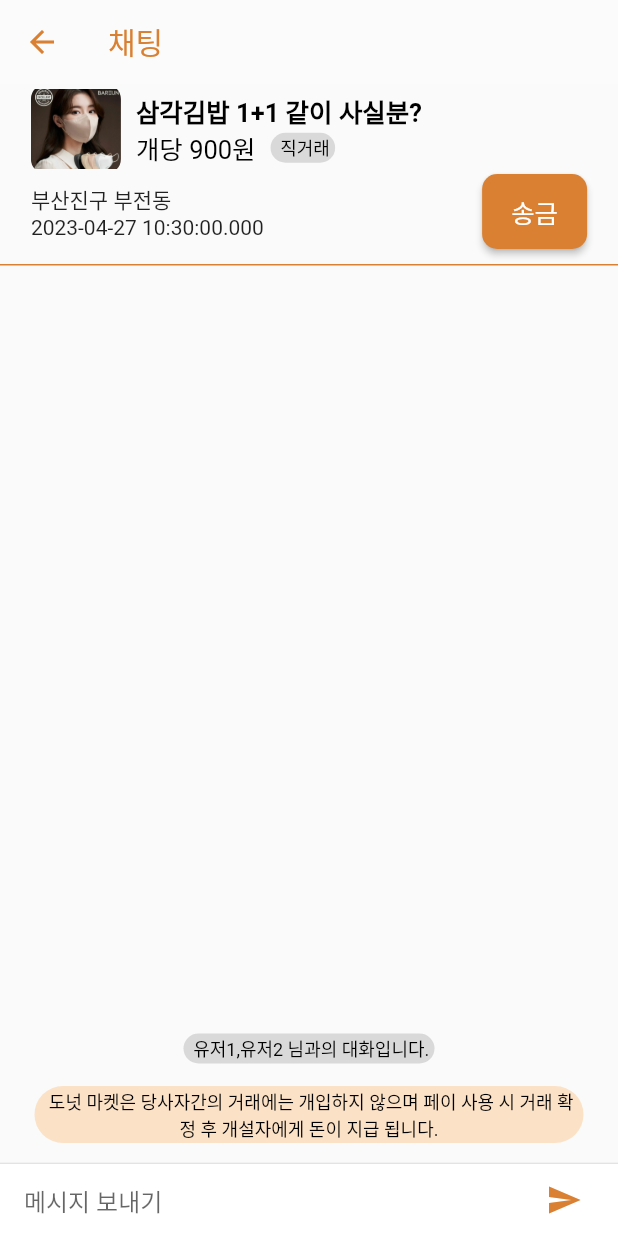
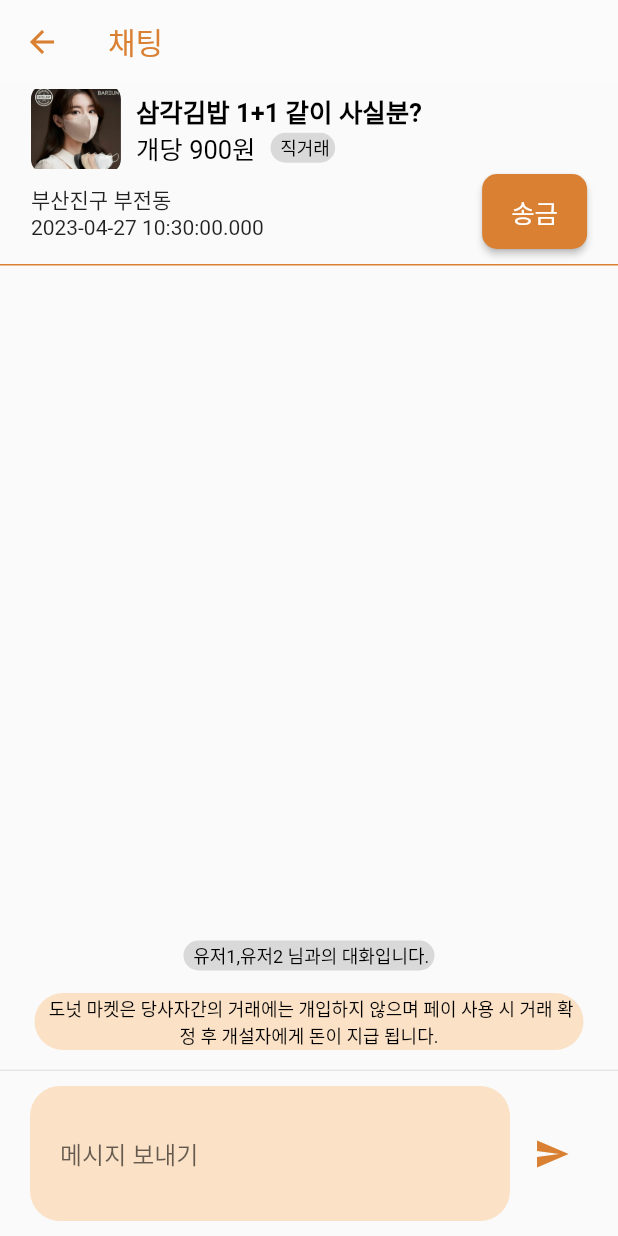
Before and after one commit to S-Sojung/group-buying-frontend, a Flutter app: the ChatRoomPage screen opened directly, on a phone screen of 412 x 824 dp. Run offline on Flutter 3.47's test engine with Material 2 defaults, Android fonts, the phone set to English and light mode, and no system bars; our stand-ins replace dio, flutter_riverpod, flutter_secure_storage, flutter_svg, geocoding, geolocator and 6 more; missing offline and left inert: bootpay, dart:ffi; accounts and stored records are empty; Roboto replaces fonts that are missing (HallymGothic).

Commit message:
Feat: chatroom 컴포넌트 분리

```diff
--- a/lib/views/pages/chat/room_page/chat_room_page.dart
+++ b/lib/views/pages/chat/room_page/chat_room_page.dart
@@ -1,9 +1,19 @@
+import 'package:bootpay/bootpay.dart';
+import 'package:bootpay/config/bootpay_config.dart';
+import 'package:bootpay/model/extra.dart';
+import 'package:bootpay/model/item.dart';
+import 'package:bootpay/model/payload.dart';
+import 'package:bootpay/model/stat_item.dart';
 import 'package:donut/core/constants/theme.dart';
 import 'package:donut/model/user/user.dart';
 import 'package:donut/views/components/donut_round_tag.dart';
+import 'package:donut/views/pages/chat/room_page/components/chat_list.dart';
 import 'package:donut/views/pages/chat/room_page/components/chat_room_header.dart';
+import 'package:donut/views/pages/chat/room_page/components/chat_text_field.dart';
 import 'package:donut/views/pages/chat/room_page/components/donut_chat.dart';
+import 'package:flutter/foundation.dart';
 import 'package:flutter/material.dart';
+import 'package:bootpay/model/user.dart';
 
 class ChatRoomPage extends StatefulWidget {
 
@@ -14,6 +24,7 @@ class ChatRoomPage extends StatefulWidget {
 }
 
 class _ChatRoomPageState extends State<ChatRoomPage> {
+  //----채팅---
   List<String> _messages = [];
   TextEditingController _textEditingController = TextEditingController();
   void _handleSubmitted(String text) {
@@ -23,6 +34,30 @@ class _ChatRoomPageState extends State<ChatRoomPage> {
       _messages.insert(0, message);
     });
   }
+
+  //-----결제---
+  Payload payload = Payload();
+
+  String webApplicationId = '6441fb21755e27001be57d8f';
+  String androidApplicationId = '6441fb21755e27001be57d90';
+  String iosApplicationId = '6441fb21755e27001be57d91';
+
+  String get applicationId {
+    return Bootpay().applicationId(
+        webApplicationId,
+        androidApplicationId,
+        iosApplicationId
+    );
+  }
+  @override
+  void initState() {
+    // TODO: implement initState
+    super.initState();
+    bootpayAnalyticsUserTrace(); //통계용 함수 호출
+    bootpayAnalyticsPageTrace(); //통계용 함수 호출
+    bootpayReqeustDataInit();
+  }
+
 
 
   @override
@@ -37,81 +72,189 @@ class _ChatRoomPageState extends State<ChatRoomPage> {
       body: Container(
         child: Column(
           children: [
-            ChatRoomHeader(),
-            _buildChatList(), // 채팅 리스트
+            ChatRoomHeader(
+              paymentFunc: () => goBootpayTest(context),
+            ),
+            ChatList(messages: _messages, user: users[0]), // 채팅 리스트
             Divider(
               height: 1.0,
             ),
-            Container(
-              decoration: BoxDecoration(
-                  color: Theme.of(context).cardColor),
-              child: _buildChatInput(),
-            ),
+            ChatTextField(textEditingController: _textEditingController, handleSubmitted: _handleSubmitted)
           ],
         ),
       ),
     );
   }
 
-  Widget _buildChatList() {
-    return Flexible(
-      child: ListView.builder(
-        padding: EdgeInsets.all(8.0),
-        reverse: true,
-        itemCount: _messages.length +1,
-        itemBuilder: (BuildContext context, int index ) {
-          // 유저가 현재 로그인한 내정보인지
-          if(index == _messages.length){
-            return Column(
-              children: [
-                Padding(
-                  padding: const EdgeInsets.all(10),
-                  child: DonutRoundTag("유저1,유저2 님과의 대화입니다."),
-                ),
-                Padding(
-                  padding: const EdgeInsets.all(5),
-                  child: DonutRoundTag("도넛 마켓은 당사자간의 거래에는 개입하지 않으며 페이 사용 시 거래 확정 후 개설자에게 돈이 지급 됩니다.",code: "1"),
-                ),
-              ],
-            );
-          }
-          return DonutChat(message:_messages[index], user: users[0]);
-        },
-      ),
+
+  User generateUser() {
+    var user = User();
+    user.id = '123411aaaaaaaaaaaabd4ss11';
+    user.gender = 1;
+    user.email = 'test1234@gmail.com';
+    user.phone = '01012345678';
+    user.birth = '19880610';
+    user.username = '홍길동';
+    user.area = '서울';
+    return user;
+  }
+
+
+  //통계용 함수
+  bootpayAnalyticsUserTrace() async {
+
+    await Bootpay().userTrace(
+        id: 'user_1234',
+        email: 'user1234@gmail.com',
+        gender: -1,
+        birth: '19941014',
+        area: '서울',
+        applicationId: applicationId
     );
   }
 
-  Widget _buildChatInput() {
-    return IconTheme(
-      data: IconThemeData(
-        color: Theme.of(context).cardColor,
-      ),
-      child: Container(
-        margin: EdgeInsets.symmetric(horizontal: 8.0),
-        child: Row(
-          children: [
-            Flexible(
-              child: TextField(
-                onSubmitted: (value) {
-                  _handleSubmitted(_textEditingController.text);
-                },
-                controller: _textEditingController,
-                decoration: InputDecoration.collapsed(
-                  hintText: "  메시지 보내기",
-                ),
-              ),
-            ),
-            Container(
-              margin: EdgeInsets.symmetric(horizontal: 4.0),
-              child: IconButton(
-                icon: Icon(Icons.send,color: donutColorBasic),
-                onPressed: () =>
-                    _handleSubmitted(_textEditingController.text),
-              ),
-            ),
-          ],
-        ),
-      ),
+  //통계용 함수
+  bootpayAnalyticsPageTrace() async {
+
+    StatItem item1 = StatItem();
+    item1.itemName = "미키 마우스"; // 주문정보에 담길 상품명
+    item1.unique = "ITEM_CODE_MOUSE"; // 해당 상품의 고유 키
+    item1.price = 500; // 상품의 가격
+    item1.cat1 = '컴퓨터';
+    item1.cat2 = '주변기기';
+
+    StatItem item2 = StatItem();
+    item2.itemName = "키보드"; // 주문정보에 담길 상품명
+    item2.unique = "ITEM_CODE_KEYBOARD"; // 해당 상품의 고유 키
+    item2.price = 500; // 상품의 가격
+    item2.cat1 = '컴퓨터';
+    item2.cat2 = '주변기기';
+
+    List<StatItem> items = [item1, item2];
+
+    await Bootpay().pageTrace(
+        url: 'main_1234',
+        pageType: 'sub_page_1234',
+        applicationId: applicationId,
+        userId: 'user_1234',
+        items: items
     );
   }
+
+  //결제용 데이터 init
+  bootpayReqeustDataInit() {
+    Item item1 = Item();
+    item1.name = "미키 '마우스"; // 주문정보에 담길 상품명
+    item1.qty = 1; // 해당 상품의 주문 수량
+    item1.id = "ITEM_CODE_MOUSE"; // 해당 상품의 고유 키
+    item1.price = 500; // 상품의 가격
+
+    Item item2 = Item();
+    item2.name = "키보드"; // 주문정보에 담길 상품명
+    item2.qty = 1; // 해당 상품의 주문 수량
+    item2.id = "ITEM_CODE_KEYBOARD"; // 해당 상품의 고유 키
+    item2.price = 500; // 상품의 가격
+    List<Item> itemList = [item1, item2];
+
+    payload.webApplicationId = webApplicationId; // web application id
+    payload.androidApplicationId = androidApplicationId; // android application id
+    payload.iosApplicationId = iosApplicationId; // ios application id
+
+
+    payload.pg = '나이스페이';
+    payload.method = '네이버페이';
+    // payload.methods = ['카드', '휴대폰', '가상계좌', '계좌이체', '카카오페이'];
+    payload.orderName = "테스트 상품"; //결제할 상품명
+    payload.price = 1000.0; //정기결제시 0 혹은 주석
+
+
+    payload.orderId = DateTime.now().millisecondsSinceEpoch.toString(); //주문번호, 개발사에서 고유값으로 지정해야함
+
+
+    payload.metadata = {
+      "callbackParam1" : "value12",
+      "callbackParam2" : "value34",
+      "callbackParam3" : "value56",
+      "callbackParam4" : "value78",
+    }; // 전달할 파라미터, 결제 후 되돌려 주는 값
+    payload.items = itemList; // 상품정보 배열
+
+    User user = User(); // 구매자 정보
+    user.username = "사용자 이름";
+    user.email = "user1234@gmail.com";
+    user.area = "서울";
+    // user.phone = "010-0000-0000";
+    user.addr = 'null';
+
+    Extra extra = Extra(); // 결제 옵션
+    extra.appScheme = 'bootpayFlutterExample';
+
+    if(BootpayConfig.ENV == -1) {
+      payload.extra?.redirectUrl = 'https://dev-api.bootpay.co.kr/v2';
+    } else if(BootpayConfig.ENV == -2) {
+      payload.extra?.redirectUrl = 'https://stage-api.bootpay.co.kr/v2';
+    }  else {
+      payload.extra?.redirectUrl = 'https://api.bootpay.co.kr/v2';
+    }
+
+    // extra.cardQuota = '3';
+    // extra.openType = 'popup';
+
+    // extra.carrier = "SKT,KT,LGT"; //본인인증 시 고정할 통신사명
+    // extra.ageLimit = 20; // 본인인증시 제한할 최소 나이 ex) 20 -> 20살 이상만 인증이 가능
+
+    payload.user = user;
+    payload.items = itemList;
+    payload.extra = extra;
+    // payload.extra?.openType = "iframe";
+  }
+
+
+  //버튼클릭시 부트페이 결제요청 실행
+  void goBootpayTest(BuildContext context) {
+    if(kIsWeb) {
+      //flutter web은 cors 이슈를 설정으로 먼저 해결해주어야 한다.
+      payload.extra?.openType = 'iframe';
+    }
+    // print('popup');
+    // payload.extra?.openType = 'popup';
+
+    payload.pg = '나이스페이';
+    payload.method = "카드";
+
+    Bootpay().requestPayment(
+      context: context,
+      payload: payload,
+      showCloseButton: false,
+      // closeButton: Icon(Icons.close, size: 35.0, color: Colors.black54),
+      onCancel: (String data) {
+        print('------- onCancel 1 : $data');
+      },
+      onError: (String data) {
+        print('------- onError: $data');
+      },
+      onClose: () {
+        print('------- onClose');
+        Bootpay().dismiss(context); //명시적으로 부트페이 뷰 종료 호출
+        //TODO - 원하시는 라우터로 페이지 이동
+      },
+      onIssued: (String data) {
+        print('------- onIssued: $data');
+      },
+      onConfirm: (String data)  {
+
+        // checkQtyFromServer(data, context).then((value) => print(1243));
+        // await check
+
+        print('------- onConfirm: $data');
+
+        // checkQtyFromServer(data);
+        return true;
+      },
+      onDone: (String data) {
+        print('------- onDone: $data');
+      },
+    );
+  }
+
 }
--- /dev/null
+++ b/lib/views/pages/chat/room_page/components/chat_list.dart
@@ -0,0 +1,39 @@
+import 'package:donut/model/user/user.dart';
+import 'package:donut/views/components/donut_round_tag.dart';
+import 'package:donut/views/pages/chat/room_page/components/donut_chat.dart';
+import 'package:flutter/material.dart';
+
+class ChatList extends StatelessWidget {
+  List<String> messages;
+  final DonutUser user;
+  ChatList({required this.messages, required this.user, Key? key}) : super(key: key);
+
+  @override
+  Widget build(BuildContext context) {
+    return Flexible(
+      child: ListView.builder(
+        padding: EdgeInsets.all(8.0),
+        reverse: true,
+        itemCount: messages.length +1,
+        itemBuilder: (BuildContext context, int index ) {
+          // 유저가 현재 로그인한 내정보인지
+          if(index == messages.length){
+            return Column(
+              children: [
+                Padding(
+                  padding: const EdgeInsets.all(10),
+                  child: DonutRoundTag("유저1,유저2 님과의 대화입니다."),
+                ),
+                Padding(
+                  padding: const EdgeInsets.all(5),
+                  child: DonutRoundTag("도넛 마켓은 당사자간의 거래에는 개입하지 않으며 페이 사용 시 거래 확정 후 개설자에게 돈이 지급 됩니다.",code: "1"),
+                ),
+              ],
+            );
+          }
+          return DonutChat(message:messages[index], user: user);
+        },
+      ),
+    );
+  }
+}
--- /dev/null
+++ b/lib/views/pages/chat/room_page/components/chat_text_field.dart
@@ -0,0 +1,56 @@
+import 'package:donut/core/constants/theme.dart';
+import 'package:flutter/material.dart';
+
+class ChatTextField extends StatelessWidget {
+  final textEditingController;
+  final handleSubmitted;
+  const ChatTextField({required this.textEditingController, required this.handleSubmitted, Key? key}) : super(key: key);
+
+  @override
+  Widget build(BuildContext context) {
+    return Container(
+      margin: EdgeInsets.symmetric(horizontal:20.0),
+      padding: EdgeInsets.symmetric(vertical: 10),
+      child: Row(
+        children: [
+          Flexible(
+            child: Container(
+              constraints: BoxConstraints(
+                minHeight: 40,
+                maxHeight: 90
+              ),
+              padding: EdgeInsets.symmetric(horizontal: 20),
+              decoration:BoxDecoration(
+                borderRadius: BorderRadius.circular(20),
+                color: donutColor1
+              ),
+              child: Align(
+                heightFactor: 40,
+                alignment: Alignment.centerLeft,
+                child: TextField(
+                  minLines: 1,
+                  maxLines: 5,
+                  onSubmitted: (value) {
+                    handleSubmitted(textEditingController.text);
+                  },
+                  controller: textEditingController,
+                  decoration: InputDecoration.collapsed(
+                    hintText: "메시지 보내기",
+                  ),
+                ),
+              ),
+            ),
+          ),
+          Container(
+            margin: EdgeInsets.only(left: 4.0),
+            child: IconButton(
+              icon: Icon(Icons.send,color: donutColorBasic),
+              onPressed: () =>
+                  handleSubmitted(textEditingController.text),
+            ),
+          ),
+        ],
+      ),
+    );
+  }
+}
--- a/lib/views/pages/chat/room_page/components/donut_chat.dart
+++ b/lib/views/pages/chat/room_page/components/donut_chat.dart
@@ -6,7 +6,7 @@ import 'package:flutter/material.dart';
 
 class DonutChat extends StatelessWidget {
   final message;
-  final User user;
+  final DonutUser user;
   const DonutChat({required this.message, required this.user, Key? key}) : super(key: key);
 
   @override
@@ -26,7 +26,7 @@ class donutUserChat extends StatelessWidget {
     required this.message,
   });
 
-  final User user;
+  final DonutUser user;
   final String message;
 
   @override
```
